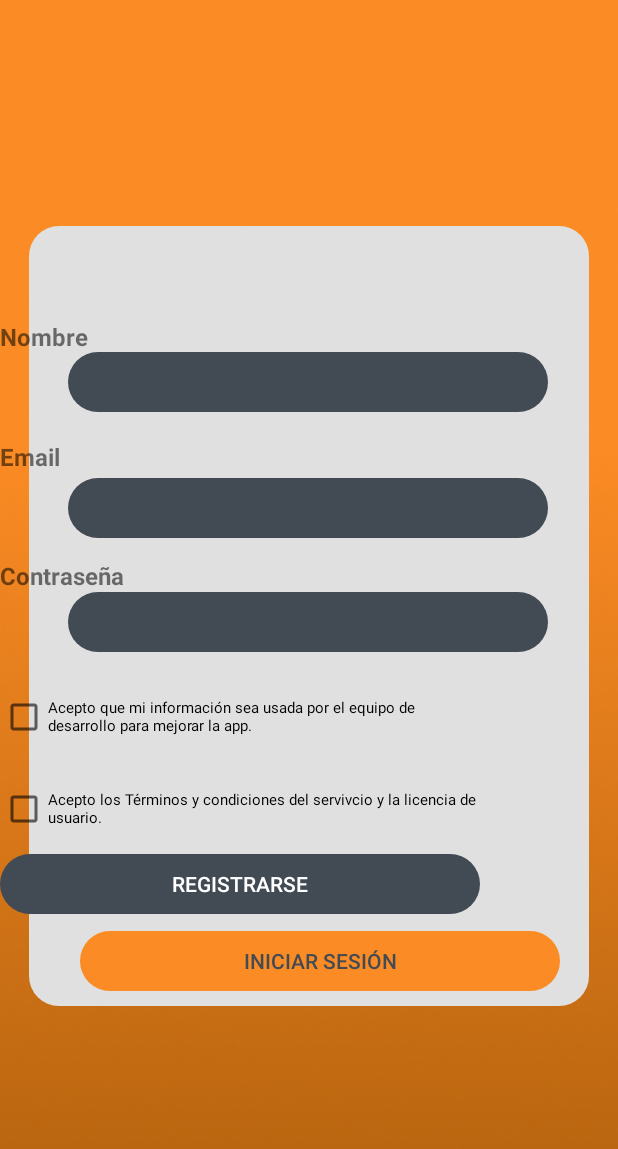
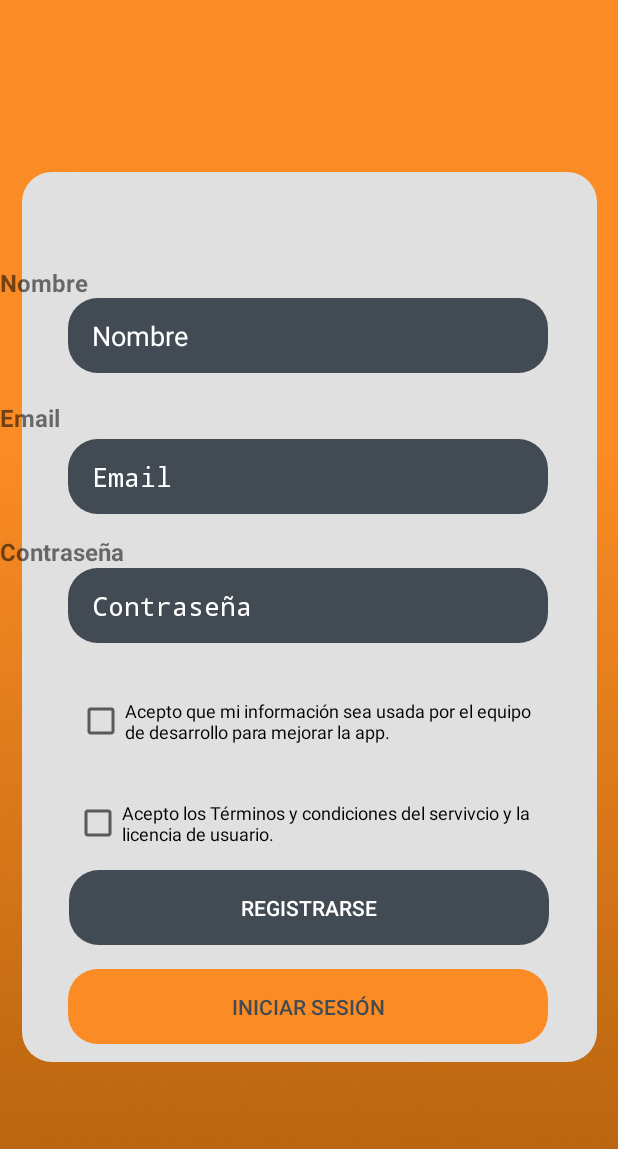
Before and after one commit to SaulSantanaSantana/Apolo-Helper, an Android app built with Jetpack Compose: the layout activity_register.xml on its own in the app's theme, with its tools: preview values and no code run, on a phone screen of 412 x 824 dp. Shown: the top 1149 px of the screen. Run offline under Robolectric (Android 15) with nearby library versions, the phone set to English and light mode, and no system bars.

Commit message:
eliminate errors

```diff
--- a/app/src/main/res/layout/activity_register.xml
+++ b/app/src/main/res/layout/activity_register.xml
@@ -23,8 +23,8 @@
 
     <View
         android:id="@+id/greyBox"
-        android:layout_width="373dp"
-        android:layout_height="520dp"
+        android:layout_width="383dp"
+        android:layout_height="593dp"
         android:layout_margin="20dp"
         android:background="@drawable/rounded_background"
         app:layout_constraintBottom_toBottomOf="parent"
@@ -70,13 +70,16 @@
     <EditText
         android:id="@+id/nombre"
         android:layout_width="320dp"
-        android:layout_height="40dp"
+        android:layout_height="50dp"
         android:layout_marginTop="84dp"
         android:autofillHints="Email"
         android:background="@drawable/blue_background"
+        android:hint="@string/name"
         android:inputType="textEmailAddress"
+        android:paddingStart="16dp"
         android:selectAllOnFocus="true"
         android:textColor="@color/white"
+        android:textColorHint="@color/white"
         app:layout_constraintEnd_toEndOf="parent"
         app:layout_constraintHorizontal_bias="0.494"
         app:layout_constraintStart_toStartOf="parent"
@@ -86,15 +89,18 @@
     <EditText
         android:id="@+id/email"
         android:layout_width="320dp"
-        android:layout_height="40dp"
+        android:layout_height="50dp"
         android:layout_marginTop="44dp"
         android:autofillHints="Contraseña"
         android:background="@drawable/blue_background"
+        android:hint="@string/email"
         android:imeActionLabel="@string/login"
         android:imeOptions="actionDone"
         android:inputType="textPassword"
+        android:paddingStart="16dp"
         android:selectAllOnFocus="true"
         android:textColor="@color/white"
+        android:textColorHint="@color/white"
         app:layout_constraintEnd_toEndOf="parent"
         app:layout_constraintHorizontal_bias="0.494"
         app:layout_constraintStart_toStartOf="parent"
@@ -104,7 +110,7 @@
     <EditText
         android:id="@+id/contraseña"
         android:layout_width="320dp"
-        android:layout_height="40dp"
+        android:layout_height="50dp"
         android:layout_marginTop="36dp"
         android:autofillHints="Contraseña"
         android:background="@drawable/blue_background"
@@ -113,6 +119,9 @@
         android:inputType="textPassword"
         android:selectAllOnFocus="true"
         android:textColor="@color/white"
+        android:hint="@string/password"
+        android:textColorHint="@color/white"
+        android:paddingStart="16dp"
         app:layout_constraintEnd_toEndOf="parent"
         app:layout_constraintHorizontal_bias="0.494"
         app:layout_constraintStart_toStartOf="parent"
@@ -122,7 +131,7 @@
     <Button
         android:id="@+id/registrarse"
         android:layout_width="320dp"
-        android:layout_height="40dp"
+        android:layout_height="50dp"
         android:layout_gravity="start"
         android:background="@drawable/blue_background"
         android:elevation="10dp"
@@ -130,13 +139,15 @@
         android:text="@string/register"
         android:textColor="@color/white"
         app:layout_constraintBottom_toTopOf="@+id/iniciarSesion"
+        app:layout_constraintEnd_toEndOf="parent"
+        app:layout_constraintStart_toStartOf="parent"
         app:layout_constraintTop_toBottomOf="@+id/checkBoxTerminos"
-        tools:layout_editor_absoluteX="53dp" />
+        app:layout_constraintVertical_bias="0.31" />
 
     <Button
         android:id="@+id/iniciarSesion"
         android:layout_width="320dp"
-        android:layout_height="40dp"
+        android:layout_height="50dp"
         android:layout_gravity="start"
         android:background="@drawable/orange_background"
         android:elevation="10dp"
@@ -145,7 +156,7 @@
         android:textColor="@color/gray"
         app:layout_constraintBottom_toBottomOf="@+id/greyBox"
         app:layout_constraintEnd_toEndOf="parent"
-        app:layout_constraintHorizontal_bias="0.582"
+        app:layout_constraintHorizontal_bias="0.494"
         app:layout_constraintStart_toStartOf="parent"
         app:layout_constraintTop_toBottomOf="@+id/checkBoxTerminos"
         app:layout_constraintVertical_bias="0.862" />
@@ -154,49 +165,57 @@
         android:id="@+id/imageView3"
         android:layout_width="20dp"
         android:layout_height="22dp"
-        android:layout_marginEnd="1dp"
+        android:layout_marginEnd="4dp"
+        app:layout_constraintBottom_toTopOf="@+id/nombre"
         app:layout_constraintEnd_toStartOf="@+id/textViewnombre"
+        app:layout_constraintTop_toTopOf="@+id/greyBox"
+        app:layout_constraintVertical_bias="1.0"
         app:srcCompat="@drawable/person_icon"
-        tools:ignore="MissingConstraints"
-        tools:layout_editor_absoluteY="243dp" />
+        tools:ignore="MissingConstraints" />
 
     <ImageView
         android:id="@+id/imageView4"
         android:layout_width="15dp"
         android:layout_height="21dp"
-        android:layout_marginEnd="2dp"
+        android:layout_marginEnd="4dp"
+        app:layout_constraintBottom_toTopOf="@+id/contraseña"
         app:layout_constraintEnd_toStartOf="@+id/textViewContrasena"
+        app:layout_constraintTop_toBottomOf="@+id/email"
         app:srcCompat="@drawable/lock_icon"
-        tools:ignore="MissingConstraints"
-        tools:layout_editor_absoluteY="402dp" />
+        tools:ignore="MissingConstraints" />
 
     <ImageView
         android:id="@+id/imageView6"
         android:layout_width="15dp"
         android:layout_height="20dp"
+        android:layout_marginTop="24dp"
+        android:layout_marginEnd="4dp"
+        app:layout_constraintBottom_toTopOf="@+id/email"
         app:layout_constraintEnd_toStartOf="@+id/textViewEmail"
-        app:srcCompat="@drawable/letter_icon"
-        tools:layout_editor_absoluteY="323dp" />
+        app:layout_constraintTop_toBottomOf="@+id/nombre"
+        app:srcCompat="@drawable/letter_icon" />
 
     <CheckBox
         android:id="@+id/checkBoxInfo"
-        android:layout_width="318dp"
-        android:layout_height="30dp"
+        android:layout_width="310dp"
+        android:layout_height="48dp"
         android:layout_marginTop="28dp"
         android:text="Acepto que mi información sea usada por el equipo de desarrollo para mejorar la app."
-        android:textSize="10dp"
-        app:layout_constraintTop_toBottomOf="@+id/contraseña"
-        tools:layout_editor_absoluteX="48dp" />
+        android:textSize="12sp"
+        app:layout_constraintEnd_toEndOf="@+id/greyBox"
+        app:layout_constraintStart_toStartOf="@+id/greyBox"
+        app:layout_constraintTop_toBottomOf="@+id/contraseña" />
 
     <CheckBox
         android:id="@+id/checkBoxTerminos"
-        android:layout_width="319dp"
-        android:layout_height="37dp"
-        android:layout_marginTop="28dp"
+        android:layout_width="314dp"
+        android:layout_height="48dp"
+        android:layout_marginTop="20dp"
         android:text="Acepto los Términos y condiciones del servivcio y la licencia de usuario."
-        android:textSize="10dp"
-        app:layout_constraintTop_toBottomOf="@+id/checkBoxInfo"
-        tools:layout_editor_absoluteX="51dp" />
+        android:textSize="12sp"
+        app:layout_constraintEnd_toEndOf="@+id/greyBox"
+        app:layout_constraintStart_toStartOf="@+id/greyBox"
+        app:layout_constraintTop_toBottomOf="@+id/checkBoxInfo" />
 
 
 </androidx.constraintlayout.widget.ConstraintLayout>
```
Also changed, not shown: app/src/main/res/layout/activity_login.xml (+63 -32 lines), app/src/main/res/layout/activity_profile_edit.xml (+5 -5 lines).
